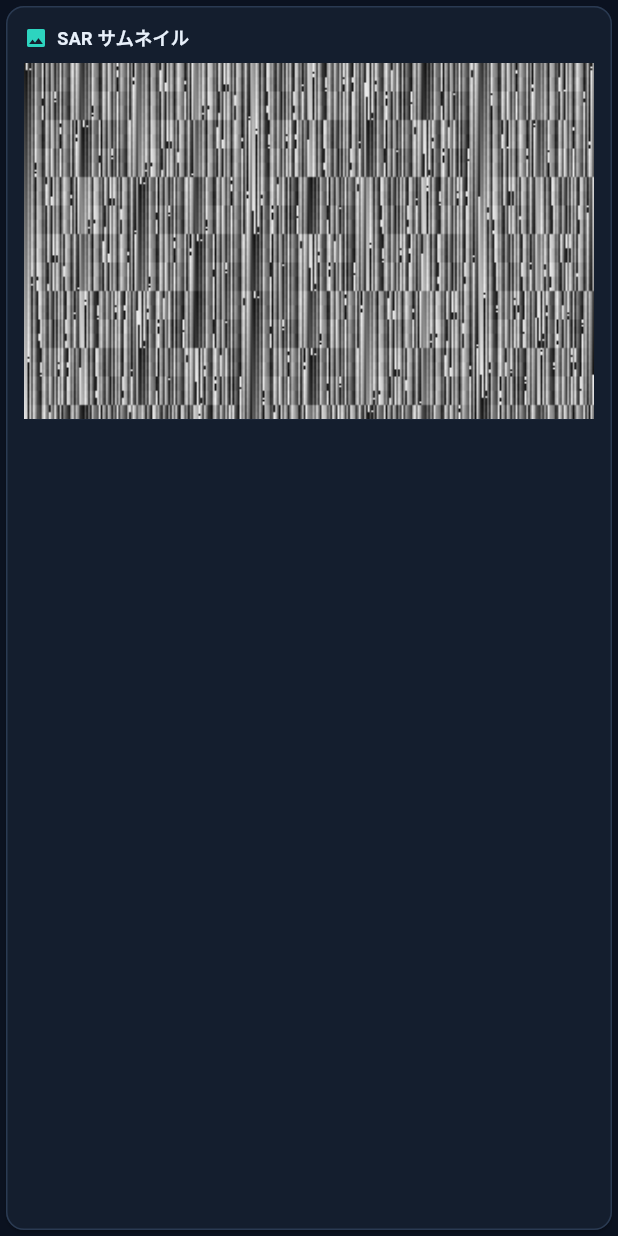
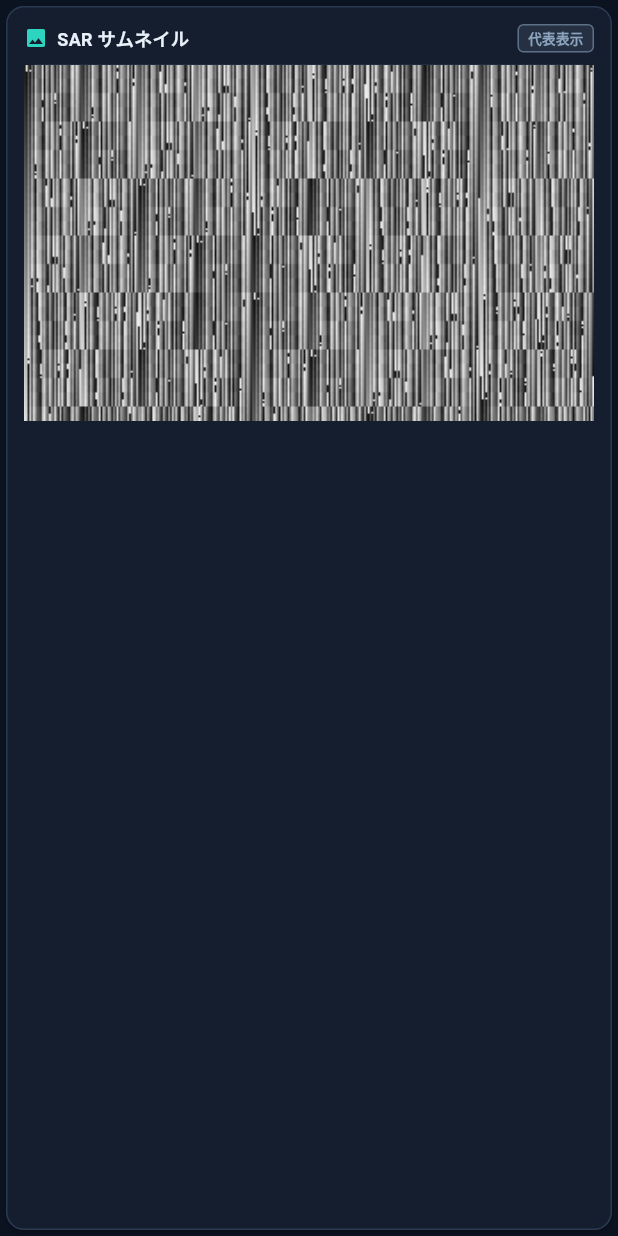
Before and after one commit to k3-yamada/Tellus-demo, a Flutter app: the ThumbnailPreview widget shown alone on an empty page, opened directly, on a phone screen of 412 x 824 dp. Run offline on Flutter 3.47's test engine with Material 3 defaults, Android fonts, the phone set to English and light mode, and no system bars; our stand-ins replace flutter_map, latlong2.

Commit message:
feat(web): サムネカバー表示とタイムライン訴求を強化
- ThumbnailPreview にバンドル/代表/未取得バッジを追加
- タイムラインスライダーにサムネあり日付の目印を表示
- 災害アーカイブのデモハイライト色を dataDemo に統一
- SCENARIOS.md の長期シナリオを90日フィルタに合わせて更新

レビュー: dart analyze / flutter test 11件すべて成功

Co-authored-by: Cursor <cursoragent@cursor.com>

```diff
--- a/web_app/lib/ui/features/dashboard/widgets/thumbnail_preview.dart
+++ b/web_app/lib/ui/features/dashboard/widgets/thumbnail_preview.dart
@@ -3,6 +3,7 @@ import 'package:flutter/material.dart';
 import '../../../../domain/models/observation.dart';
 import '../../../core/assets/bundled_asset_path.dart';
 import '../../../core/theme/command_center_theme.dart';
+import '../../../core/widgets/provenance_widgets.dart';
 
 class ThumbnailPreview extends StatelessWidget {
   const ThumbnailPreview({
@@ -21,6 +22,7 @@ class ThumbnailPreview extends StatelessWidget {
   @override
   Widget build(BuildContext context) {
     final url = imageUrl ?? observation?.thumbnailUrl;
+    final hasUrl = url != null && url.isNotEmpty;
 
     return Card(
       child: Padding(
@@ -32,10 +34,13 @@ class ThumbnailPreview extends StatelessWidget {
               children: [
                 const Icon(Icons.image, size: 16, color: CommandCenterTheme.accent),
                 const SizedBox(width: 6),
-                Text(
-                  title,
-                  style: const TextStyle(fontWeight: FontWeight.w600, fontSize: 12),
+                Expanded(
+                  child: Text(
+                    title,
+                    style: const TextStyle(fontWeight: FontWeight.w600, fontSize: 12),
+                  ),
                 ),
+                _thumbnailSourceBadge(url),
               ],
             ),
             const SizedBox(height: 8),
@@ -47,7 +52,7 @@ class ThumbnailPreview extends StatelessWidget {
                   borderRadius: BorderRadius.circular(8),
                   border: Border.all(color: CommandCenterTheme.border),
                 ),
-                child: url != null && url.isNotEmpty
+                child: hasUrl
                     ? ClipRRect(
                         borderRadius: BorderRadius.circular(7),
                         child: _buildImage(url),
@@ -114,4 +119,50 @@ class ThumbnailPreview extends StatelessWidget {
       ),
     );
   }
+
+  Widget _thumbnailSourceBadge(String? url) {
+    if (isBundledAssetUrl(url)) {
+      return const ProvenanceBadge(
+        provenance: DataProvenance.bundled,
+        compact: true,
+        tooltip: 'オフライン同梱の代表 SAR 画像です',
+      );
+    }
+    if (url != null && url.isNotEmpty) {
+      return const ProvenanceBadge(
+        provenance: DataProvenance.real,
+        compact: true,
+        tooltip: 'Tellus から取得したサムネイルです',
+      );
+    }
+    final hasFallback = fallbackAsset != null && fallbackAsset!.isNotEmpty;
+    return _inlineSourceBadge(
+      hasFallback ? '代表表示' : '未取得',
+      hasFallback ? CommandCenterTheme.textMuted : CommandCenterTheme.accentWarm,
+      tooltip: hasFallback
+          ? '観測日の画像がないため、同梱の代表画像を表示しています'
+          : 'この日付のサムネイルはまだありません',
+    );
+  }
+
+  Widget _inlineSourceBadge(String label, Color color, {String? tooltip}) {
+    final badge = Container(
+      padding: const EdgeInsets.symmetric(horizontal: 6, vertical: 2),
+      decoration: BoxDecoration(
+        color: color.withValues(alpha: 0.14),
+        border: Border.all(color: color.withValues(alpha: 0.55)),
+        borderRadius: BorderRadius.circular(4),
+      ),
+      child: Text(
+        label,
+        style: TextStyle(
+          fontSize: 9,
+          fontWeight: FontWeight.w700,
+          color: color,
+        ),
+      ),
+    );
+    if (tooltip == null) return badge;
+    return Tooltip(message: tooltip, child: badge);
+  }
 }
```
Also changed, not shown: web_app/lib/ui/features/dashboard/view_models/dashboard_view_model.dart (+15 -0 lines), web_app/lib/ui/features/dashboard/views/time_slider_bar.dart (+80 -2 lines), web_app/lib/ui/features/disaster_archive/widgets/disaster_phase_comparison.dart (+6 -6 lines), 1 other file.
